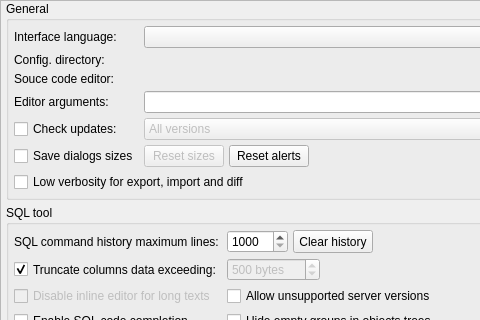
The window that libs/libgui/ui/settings/generalconfigwidget.ui (arichiardi/pgmodeler) describes before a commit, drawn with Qt 5; both pictures show x 0 to 480 and y 0 to 320 of the 944 by 1035 pixel window.
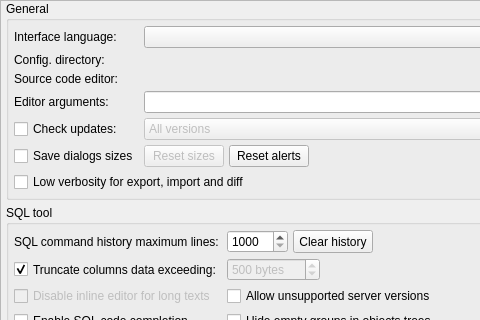
The same window after the commit. Icons and pictures are not drawn.

Commit message: Improve English grammar in internationalization strings on generalconfigwidget.ui

```diff
--- a/libs/libgui/ui/settings/generalconfigwidget.ui
+++ b/libs/libgui/ui/settings/generalconfigwidget.ui
@@ -111,7 +111,7 @@
          <item row="2" column="0">
           <widget class="QLabel" name="label_3">
            <property name="text">
-            <string>Souce code editor:</string>
+            <string>Source code editor:</string>
            </property>
           </widget>
          </item>
```
Left out of the diff: 2 changed lines with no effect on the pictures.
